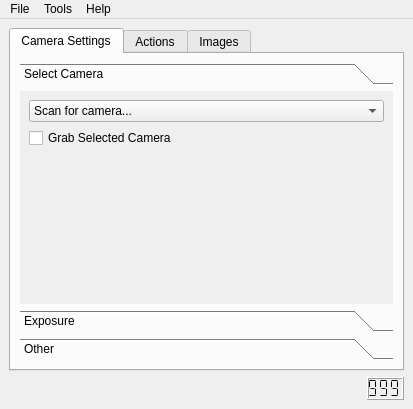
The window that camtool/camtool.ui (steveicarus/camctl) describes before a commit, drawn with Qt 5.
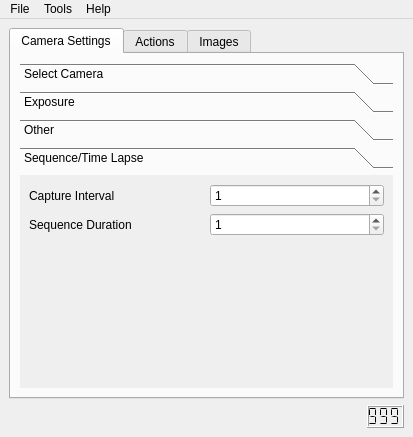
The same window after the commit. The open tabs and pages were chosen to show the change. Custom widgets are drawn as their Qt base class.

Commit message:
Add a stub TimeLapse action.
Add the GUI controls and some minimal slot actions
for support of the TimeLapse action.

Diff of the .ui file:
```diff
--- a/camtool/camtool.ui
+++ b/camtool/camtool.ui
@@ -6,7 +6,7 @@
     <x>0</x>
     <y>0</y>
     <width>413</width>
-    <height>409</height>
+    <height>437</height>
    </rect>
   </property>
   <property name="windowTitle" >
@@ -36,6 +36,14 @@
            <number>0</number>
           </property>
           <widget class="QWidget" name="page_3" >
+           <property name="geometry" >
+            <rect>
+             <x>0</x>
+             <y>0</y>
+             <width>359</width>
+             <height>169</height>
+            </rect>
+           </property>
            <attribute name="label" >
             <string>Select Camera</string>
            </attribute>
@@ -255,6 +263,80 @@
             </item>
            </layout>
           </widget>
+          <widget class="QWidget" name="page_4" >
+           <property name="geometry" >
+            <rect>
+             <x>0</x>
+             <y>0</y>
+             <width>359</width>
+             <height>169</height>
+            </rect>
+           </property>
+           <attribute name="label" >
+            <string>Sequence/Time Lapse</string>
+           </attribute>
+           <layout class="QGridLayout" name="gridLayout" >
+            <item row="0" column="0" >
+             <widget class="QLabel" name="label_9" >
+              <property name="text" >
+               <string>Capture Interval</string>
+              </property>
+             </widget>
+            </item>
+            <item row="0" column="1" >
+             <widget class="HMSSpinBox" name="capture_interval" >
+              <property name="minimumSize" >
+               <size>
+                <width>170</width>
+                <height>0</height>
+               </size>
+              </property>
+              <property name="minimum" >
+               <number>1</number>
+              </property>
+              <property name="maximum" >
+               <number>999999999</number>
+              </property>
+             </widget>
+            </item>
+            <item row="1" column="0" >
+             <widget class="QLabel" name="label_10" >
+              <property name="text" >
+               <string>Sequence Duration</string>
+              </property>
+             </widget>
+            </item>
+            <item row="1" column="1" >
+             <widget class="HMSSpinBox" name="sequence_duration" >
+              <property name="minimumSize" >
+               <size>
+                <width>170</width>
+                <height>0</height>
+               </size>
+              </property>
+              <property name="minimum" >
+               <number>1</number>
+              </property>
+              <property name="maximum" >
+               <number>999999999</number>
+              </property>
+             </widget>
+            </item>
+            <item row="2" column="0" colspan="2" >
+             <spacer name="verticalSpacer" >
+              <property name="orientation" >
+               <enum>Qt::Vertical</enum>
+              </property>
+              <property name="sizeHint" stdset="0" >
+               <size>
+                <width>20</width>
+                <height>68</height>
+               </size>
+              </property>
+             </spacer>
+            </item>
+           </layout>
+          </widget>
          </widget>
         </item>
        </layout>
@@ -461,6 +543,13 @@
    </property>
   </action>
  </widget>
+ <customwidgets>
+  <customwidget>
+   <class>HMSSpinBox</class>
+   <extends>QSpinBox</extends>
+   <header>HMSSpinBox.h</header>
+  </customwidget>
+ </customwidgets>
  <resources/>
  <connections/>
 </ui>
```
Left out of the diff: 30 changed lines with no effect on the pictures. The commit also changes 5 other files.
